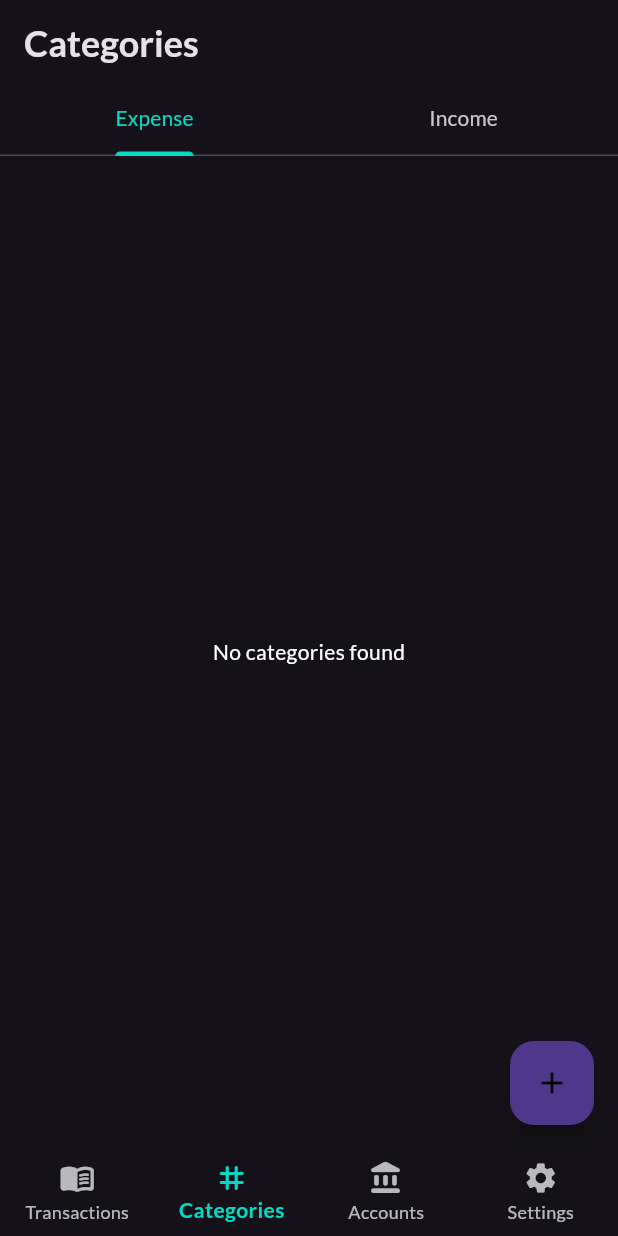
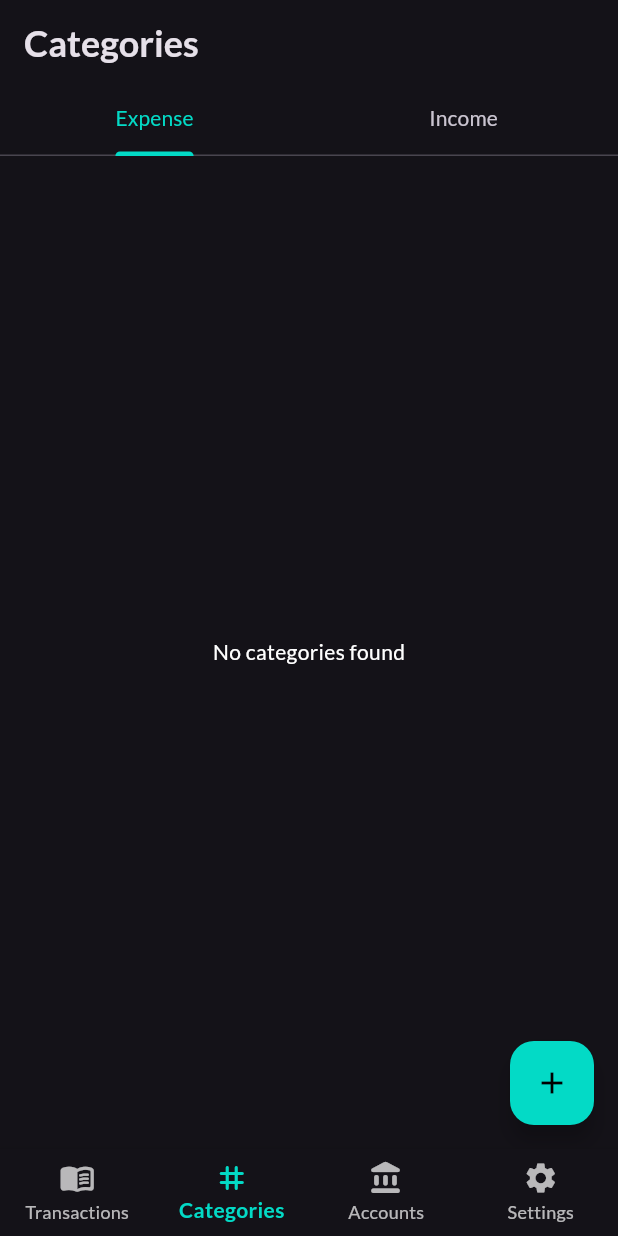
Before and after one commit to nullhandler/vase, a Flutter app: the screen it shows after launch, item 2 of the bottom bar chosen, on a phone screen of 412 x 824 dp. Run offline on Flutter 3.47's test engine with Material 2 defaults, Android fonts, the phone set to English and light mode, and no system bars; drawn by our look-alikes of dynamic_color; our stand-ins replace device_info_plus, get, google_fonts, sqflite; missing offline and left inert: flutter_iconpicker, mat_month_picker_dialog; accounts and stored records are empty.

Commit message:
color fix

```diff
--- a/lib/colors.dart
+++ b/lib/colors.dart
@@ -18,6 +18,8 @@ class AppColors {
       colorScheme: ThemeData.dark(useMaterial3: true).colorScheme.copyWith(
             primary: accentColor,
           ),
+      floatingActionButtonTheme:
+          const FloatingActionButtonThemeData(backgroundColor: accentColor),
       bottomNavigationBarTheme:
           const BottomNavigationBarThemeData(selectedItemColor: accentColor),
       textTheme: GoogleFonts.latoTextTheme().apply(bodyColor: Colors.white));
```
